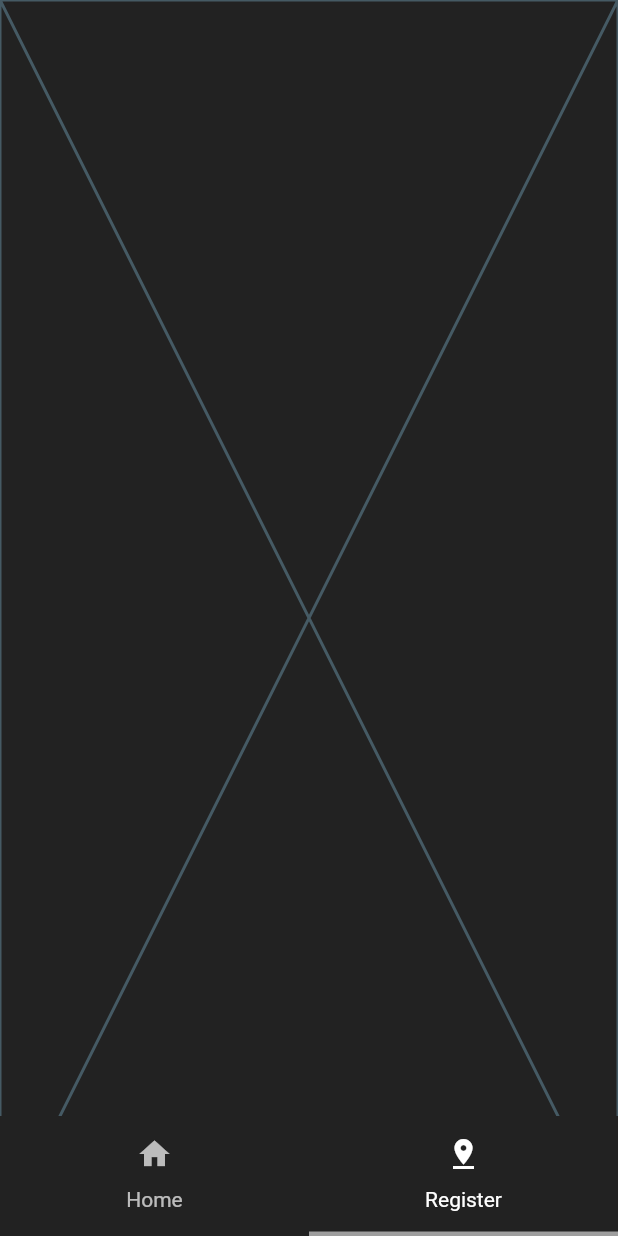
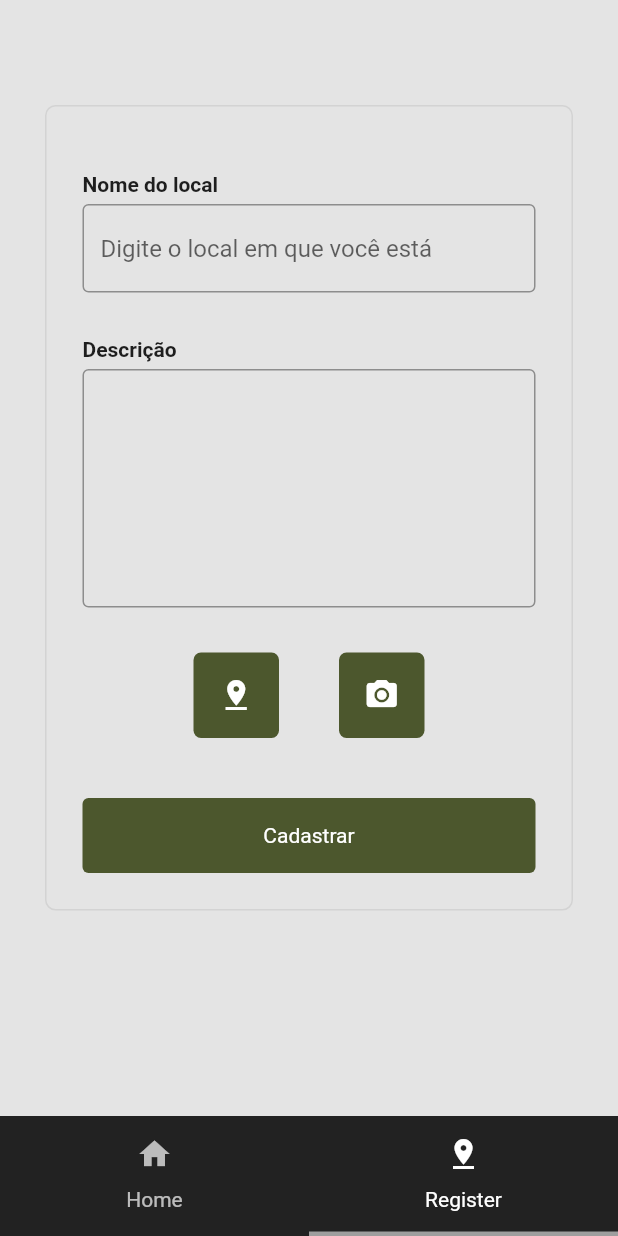
Before and after one commit to valentinaslacerda/explore, a Flutter app: the screen it shows after launch, tab 2 chosen, on a phone screen of 412 x 824 dp. Run offline on Flutter 3.47's test engine with Material 2 defaults, Android fonts, the phone set to English and light mode, and no system bars; our stand-ins replace get; missing offline and left inert: dart:ffi, validatorless.

Commit message:
tela register

```diff
--- a/lib/view/pages/home.dart
+++ b/lib/view/pages/home.dart
@@ -27,11 +27,11 @@ class Home extends StatelessWidget {
                   image: AssetImage('assets/images/home.jpg'),
                   fit: BoxFit.cover),
             ),
-            height: 350,
+            height: 400,
             width: double.infinity,
           ),
           SizedBox(
-            height: 35,
+            height: 45,
           ),
           CardLugar()
         ],
--- a/lib/view/pages/register.dart
+++ b/lib/view/pages/register.dart
@@ -1,10 +1,132 @@
+import 'package:explore/view/colors.dart';
 import 'package:flutter/material.dart';
 
 class Register extends StatelessWidget {
-  const Register({super.key});
+  const Register();
 
   @override
   Widget build(BuildContext context) {
-    return const Placeholder();
+    return Scaffold(
+      backgroundColor: Color(0xffe4e4e4),
+      body: SafeArea(
+        child: Form(
+          autovalidateMode: AutovalidateMode.disabled,
+          child: SingleChildScrollView(
+            padding: const EdgeInsets.symmetric(horizontal: 30),
+            child: Column(
+              mainAxisSize: MainAxisSize.min,
+              children: [
+                SizedBox(height: 70),
+                Container(
+                  width: double.infinity,
+                  decoration: BoxDecoration(
+                    border: Border.all(color: Color(0xffd3d3d3)),
+                    borderRadius: BorderRadius.circular(7),
+                  ),
+                  padding: const EdgeInsets.all(24),
+                  child: Column(children: [
+                    SizedBox(height: 20),
+                    const Align(
+                      alignment: Alignment.topLeft,
+                      child: Text(
+                        'Nome do local',
+                        style: TextStyle(
+                          fontWeight: FontWeight.bold,
+                        ),
+                      ),
+                    ),
+                    SizedBox(height: 5),
+                    TextFormField(
+                      cursorColor: green,
+                      decoration: const InputDecoration(
+                          prefixIconColor: green,
+                          border: OutlineInputBorder(),
+                          hintText: "Digite o local em que você está"),
+                    ),
+                    const SizedBox(height: 30),
+                    const Align(
+                      alignment: Alignment.topLeft,
+                      child: Text(
+                        'Descrição',
+                        style: TextStyle(
+                          fontWeight: FontWeight.bold,
+                        ),
+                      ),
+                    ),
+                    SizedBox(height: 5),
+                    Container(
+                      child: TextFormField(
+                        textAlign: TextAlign
+                            .left, // Define o alinhamento horizontal para a esquerda
+                        textAlignVertical: TextAlignVertical.top,
+                        cursorColor: green,
+                        decoration: InputDecoration(
+                          prefixIconColor: green,
+                          border: OutlineInputBorder(
+                            borderSide: BorderSide(),
+                          ),
+                          contentPadding: EdgeInsets.symmetric(vertical: 70.0),
+                        ),
+                      ),
+                    ),
+                    const SizedBox(height: 30),
+                    Row(
+                      mainAxisAlignment: MainAxisAlignment.center,
+                      mainAxisSize: MainAxisSize.min,
+                      children: [
+                        Container(
+                          width: 57.0,
+                          height: 57.0,
+                          decoration: BoxDecoration(
+                            borderRadius: BorderRadius.circular(5),
+                            color: green,
+                          ),
+                          child: IconButton(
+                            onPressed: () {},
+                            icon: Icon(
+                              Icons.pin_drop,
+                              color: Color(0xffffffff),
+                            ),
+                          ),
+                        ),
+                        SizedBox(width: 40),
+                        Container(
+                          width: 57.0,
+                          height: 57.0,
+                          decoration: BoxDecoration(
+                            borderRadius: BorderRadius.circular(5),
+                            color: green,
+                          ),
+                          child: IconButton(
+                            onPressed: () {},
+                            icon: Icon(
+                              Icons.camera_alt,
+                              color: Color(0xffffffff),
+                            ),
+                          ),
+                        ),
+                      ],
+                    ),
+                    SizedBox(height: 40),
+                    TextButton(
+                      onPressed: () {},
+                      style: TextButton.styleFrom(
+                          backgroundColor: green,
+                          minimumSize: const Size(double.infinity, 50)),
+                      child: const Text(
+                        'Cadastrar',
+                        style: TextStyle(
+                          color: Color(0xffffffff),
+                        ),
+                      ),
+                    )
+                  ]),
+                ),
+              ],
+            ),
+          ),
+        ),
+      ),
+    );
   }
 }
--- a/lib/view/widgets/cardLocal.dart
+++ b/lib/view/widgets/cardLocal.dart
@@ -13,13 +13,13 @@ class CardLugar extends StatelessWidget {
           borderRadius: BorderRadius.circular(10),
           color: Color(0xffFFFFFF),
         ),
-        height: 191,
-        width: 139,
+        height: 214,
+        width: 162,
         child: Column(
           children: [
             Container(
-              height: 155,
-              width: 139,
+              height: 171,
+              width: 162,
               decoration: BoxDecoration(
                 borderRadius: BorderRadius.only(
                   topLeft: Radius.circular(10),
```
